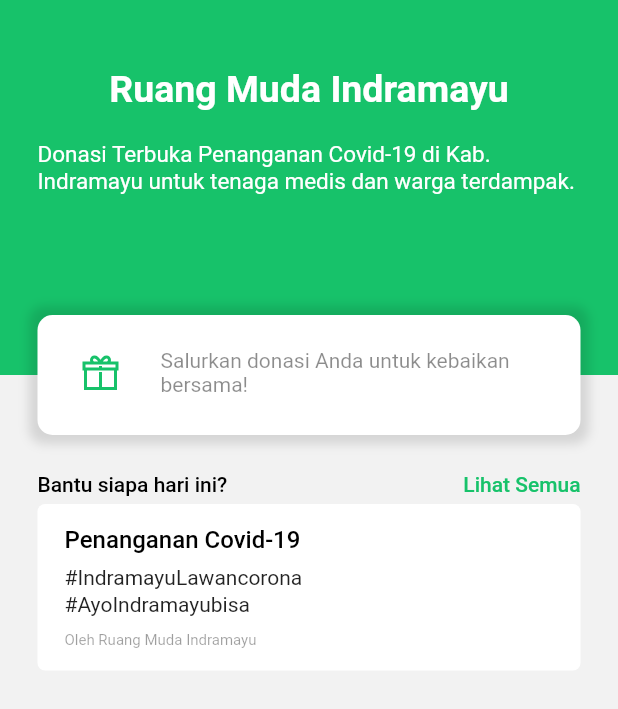
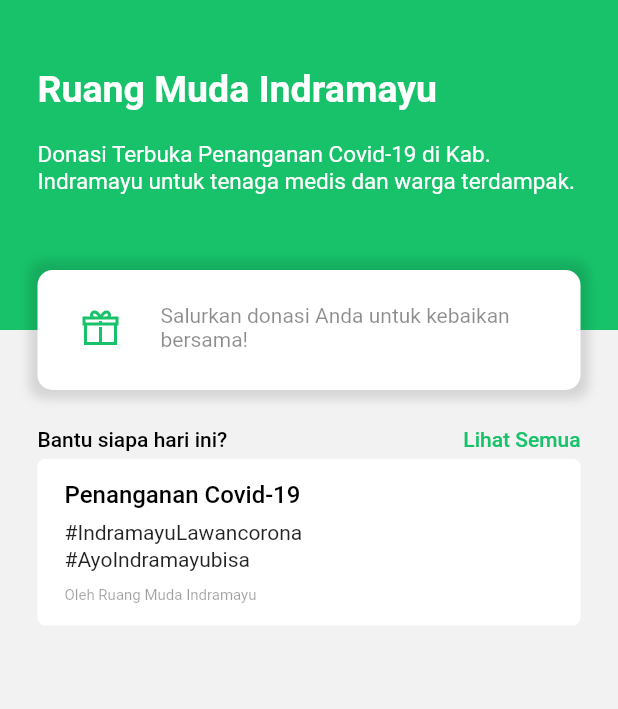
Before and after one commit to RifqiSah/RMI, a Flutter app: the Home screen opened directly, on a phone screen of 412 x 824 dp. Shown: the top 709 px of the screen. Run offline on Flutter 3.47's test engine with Material 2 defaults, Android fonts, the phone set to English and light mode, and no system bars; our stand-ins replace line_awesome_icons; network calls fail.

```diff
--- a/lib/views/covid.dart
+++ b/lib/views/covid.dart
@@ -1,7 +1,6 @@
 import 'package:flutter/cupertino.dart';
 import 'package:flutter/material.dart';
 import 'package:intl/intl.dart';
-import 'package:line_awesome_icons/line_awesome_icons.dart';
 import 'package:rmi/models/covid19.dart';
 import 'package:rmi/models/donation.dart';
 import 'package:rmi/style.dart';
--- a/lib/views/home.dart
+++ b/lib/views/home.dart
@@ -43,12 +43,15 @@ class _HomeState extends State<Home> {
       children: <Widget>[
         Container(
           color: mainForeColor,
-          height: 250.0,
+          height: 220.0,
         ),
-        Center(
+        Positioned(
+          left: 0,
+          right: 0,
           child: Padding(
             padding: const EdgeInsets.only(top: 45.0, left: 25.0, right: 25.0),
             child: Column(
+              crossAxisAlignment: CrossAxisAlignment.start,
               children: <Widget>[
                 Text("Ruang Muda Indramayu", style: donationText),
                 SizedBox(
```
